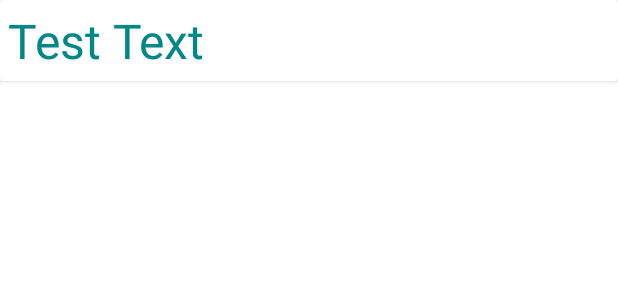
After one commit to Micoder-dev/CountryName-Retrofit, an Android app: the layout recyclerview_item.xml on its own in the app's theme, with its tools: preview values and no code run, on a phone screen of 412 x 824 dp. The commit adds this screen. Shown: the top 300 px of the screen. Run offline under Robolectric (Android 15) with nearby library versions, the phone set to English and light mode, and no system bars.

Commit message:
Country Names App - Display Countries into RecyclerView

```diff
--- /dev/null
+++ b/app/src/main/res/layout/recyclerview_item.xml
@@ -0,0 +1,19 @@
+<?xml version="1.0" encoding="utf-8"?>
+<androidx.cardview.widget.CardView xmlns:android="http://schemas.android.com/apk/res/android"
+    android:layout_width="match_parent"
+    android:layout_height="wrap_content">
+
+    <LinearLayout
+        android:layout_width="match_parent"
+        android:layout_height="wrap_content"
+        android:padding="5dp">
+        <TextView
+            android:layout_width="match_parent"
+            android:layout_height="wrap_content"
+            android:textSize="32sp"
+            android:textColor="@color/teal_700"
+            android:text="Test Text"
+            android:id="@+id/country_textview"/>
+    </LinearLayout>
+
+</androidx.cardview.widget.CardView>
```
Also changed, not shown: app/src/main/java/com/example/countryname/MainActivity.java (+19 -3 lines), app/src/main/java/com/example/countryname/adapters/CountryAdapter.java (added, +55 -0 lines), app/src/main/res/layout/activity_main.xml (+4 -4 lines).
